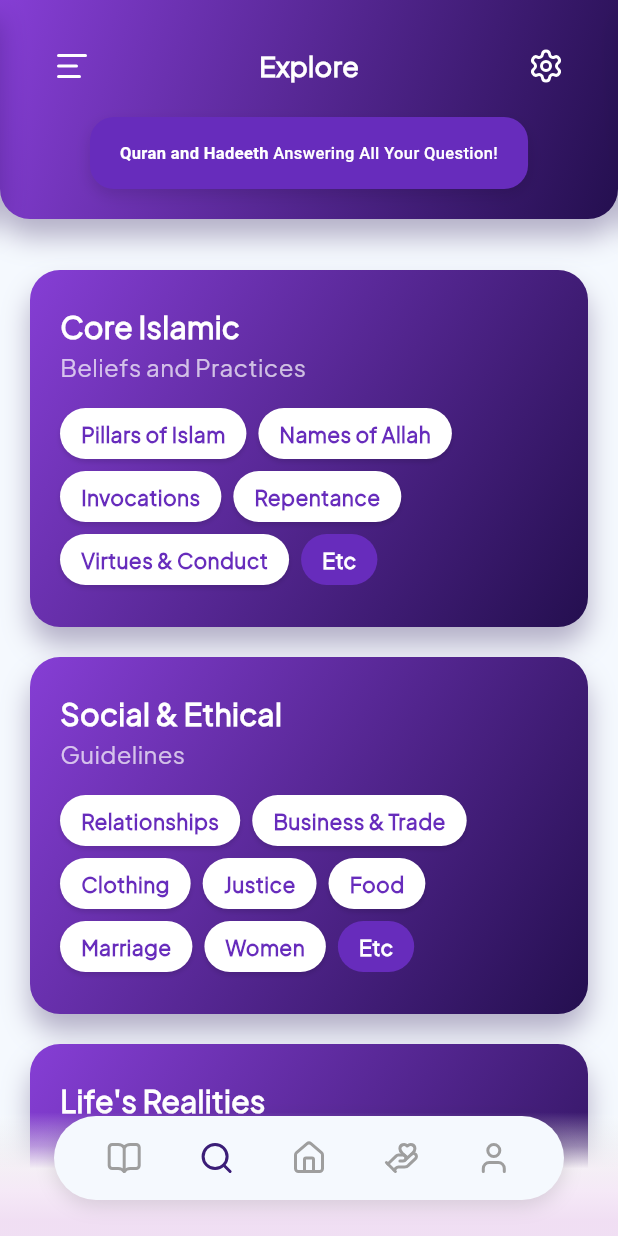
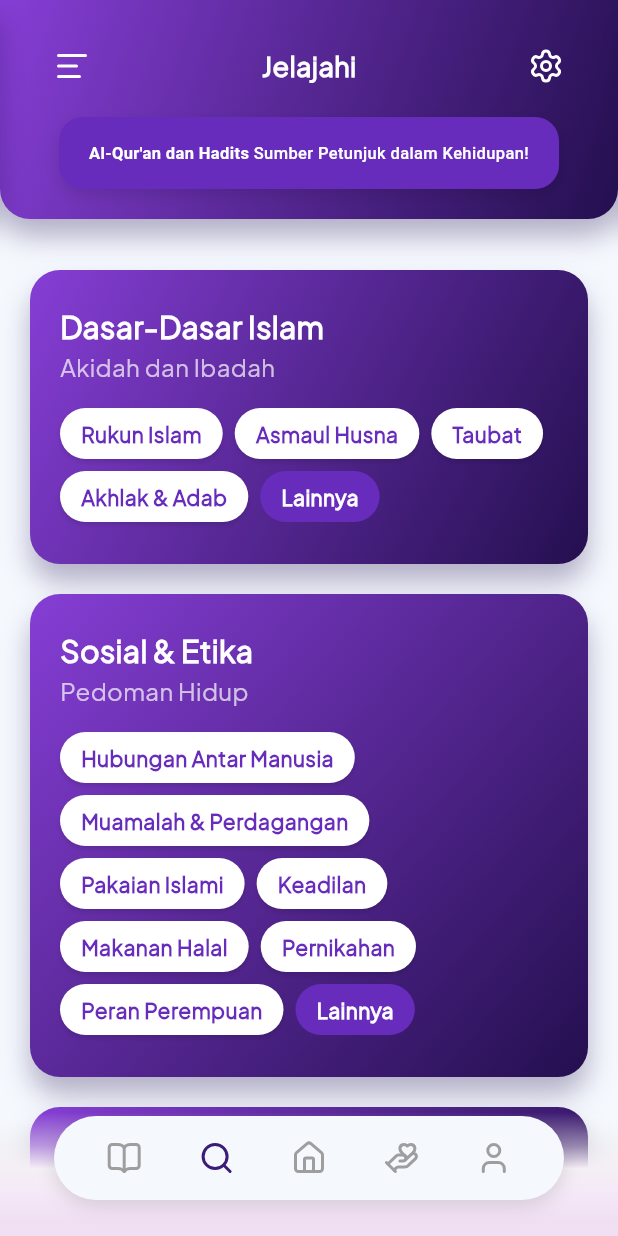
Before and after one commit to williamu04/InQuran, a Flutter app: the SearchScreen screen opened by its route, on a phone screen of 412 x 824 dp. Run offline on Flutter 3.47's test engine with Material 3 defaults, Android fonts, the phone set to English and light mode, and no system bars; our stand-ins replace auto_size_text, drift, flutter_compass, geocoding, geolocator, go_router and 8 more; missing offline and left inert: fuzzywuzzy, sqlite3; accounts and stored records are empty; generated files the repository leaves out were written again; network calls fail.

Commit message:
change contents to indonesia lang

```diff
--- a/lib/screens/duas.dart
+++ b/lib/screens/duas.dart
@@ -24,7 +24,7 @@ class DuasScreen extends StatelessWidget {
             // 🔹 Topbar
             TopBarUtility.buildPurpleTitleTopbar(
               context: context,
-              title: "Duas Collection",
+              title: "Koleksi Doa-Doa",
             ),
 
             // 🔹 Konten utama
@@ -58,7 +58,7 @@ class DuasScreen extends StatelessWidget {
                         padding: const EdgeInsets.symmetric(vertical: 16.0),
                         child: Center(
                           child: Text(
-                            "About \n$categoryName",
+                            "Tentang \n$categoryName",
                             textAlign: TextAlign.center,
                             style: const TextStyle(
                               fontSize: 36,
@@ -110,7 +110,7 @@ class DuasScreen extends StatelessWidget {
 
                                 // Sumber Surah
                                 Text(
-                                  "Surah ${dua.surah?.nameLatin ?? '-'} verse ${dua.ayah.ayahNumber}",
+                                  "Surah ${dua.surah?.nameLatin ?? '-'} ayat ${dua.ayah.ayahNumber}",
                                   style: const TextStyle(
                                     fontSize: 12,
                                     color: Color(0xff672CBC),
--- a/lib/screens/duas_list.dart
+++ b/lib/screens/duas_list.dart
@@ -49,7 +49,7 @@ class _DuasListScreenState extends State<DuasListScreen> {
           padding: EdgeInsets.symmetric(vertical: 20, horizontal: 24),
           child: TopBarUtility.buildDefaultTopBar(
             context: context,
-            title: "Duas From Quran",
+            title: "Koleksi Doa-Doa",
           ),
         ),
         Expanded(
@@ -123,7 +123,7 @@ class _DuasListScreenState extends State<DuasListScreen> {
                               mainAxisAlignment: MainAxisAlignment.center,
                               children: [
                                 Text(
-                                  "Duas About",
+                                  "Doa tentang",
                                   style: const TextStyle(
                                     color: Colors.white70,
                                     fontSize: 10,
--- a/lib/screens/explore.dart
+++ b/lib/screens/explore.dart
@@ -8,7 +8,7 @@ class ExploreScreen extends StatelessWidget {
     return SizedBox(
       width: double.infinity,
       height: double.infinity,
-      child: Column(children: [Center(child: Text("Explore"))]),
+      child: Column(children: [Center(child: Text("Jelajahi"))]),
     );
   }
 }
--- a/lib/screens/favorites.dart
+++ b/lib/screens/favorites.dart
@@ -11,7 +11,7 @@ class FavoriteScreen extends StatelessWidget {
       child : Column(
         children: [
           Center(
-            child: Text("Favorites")
+            child: Text("Favorit")
           )
         ],
       ),
--- a/lib/screens/login.dart
+++ b/lib/screens/login.dart
@@ -179,7 +179,7 @@ class _LoginFormState extends State<LoginForm> {
       child: GestureDetector(
         onTap: _handleForgetPassword,
         child: Text(
-          'Forget Password?',
+          'Lupa Password?',
           style: TextStyle(
             color: AppColors.textSecondary,
             fontSize: 14,
@@ -232,7 +232,7 @@ class _LoginFormState extends State<LoginForm> {
       mainAxisAlignment: MainAxisAlignment.center,
       children: [
         Text(
-          "Don't have account? ",
+          "Tidak memiliki akun? ",
           style: TextStyle(
             color: AppColors.textSecondary,
             fontSize: 14,
@@ -242,7 +242,7 @@ class _LoginFormState extends State<LoginForm> {
         GestureDetector(
           onTap: () => context.push(AppRoutes.signUp.path),
           child: const Text(
-            'Sign Up',
+            'Daftar',
             style: TextStyle(
               color: AppColors.primary,
               fontSize: 14,
--- a/lib/screens/search.dart
+++ b/lib/screens/search.dart
@@ -73,7 +73,7 @@ class SearchScreen extends StatelessWidget {
               children: [
                 ...chips.map((chip) => _buildChip(chip)),
                 _buildChip(
-                  'Etc',
+                  'Lainnya',
                   color: etcColor ?? const Color(0xFF672CBC),
                   textColor: Colors.white,
                 ),
@@ -99,7 +99,7 @@ class SearchScreen extends StatelessWidget {
             ),
             child: Column(
               children: [
-                TopBarUtility.buildDefaultTopBar(context:context, title: "Explore"),
+                TopBarUtility.buildDefaultTopBar(context:context, title: "Jelajahi"),
                 // Top bar spacing
                 const SizedBox(height: 10),
                 // Info Card
@@ -124,7 +124,7 @@ class SearchScreen extends StatelessWidget {
                     TextSpan(
                       children: [
                         TextSpan(
-                          text: 'Quran and Hadeeth',
+                          text: 'Al-Qur\'an dan Hadits',
                           style: TextStyle(
                             color: Colors.white,
                             fontWeight: FontWeight.bold,
@@ -132,7 +132,7 @@ class SearchScreen extends StatelessWidget {
                           ),
                         ),
                         TextSpan(
-                          text: ' Answering All Your Question!',
+                          text: ' Sumber Petunjuk dalam Kehidupan!',
                           style: TextStyle(
                             color: Colors.white,
                             fontWeight: FontWeight.w500,
@@ -156,37 +156,34 @@ class SearchScreen extends StatelessWidget {
                   children: [
                     const SizedBox(height: 24),
                     _buildCategoryCard(
-                      'Core Islamic',
-                      'Beliefs and Practices',
+                      'Dasar-Dasar Islam',
+                      'Akidah dan Ibadah',
                       [
-                        'Pillars of Islam',
-                        'Names of Allah',
-                        'Invocations',
-                        'Repentance',
-                        'Virtues & Conduct',
+                        'Rukun Islam',
+                        'Asmaul Husna',
+                        'Taubat',
+                        'Akhlak & Adab',
                       ],
                     ),
-                    _buildCategoryCard('Social & Ethical', 'Guidelines', [
-                      'Relationships',
-                      'Business & Trade',
-                      'Clothing',
-                      'Justice',
-                      'Food',
-                      'Marriage',
-                      'Women',
+                    _buildCategoryCard('Sosial & Etika', 'Pedoman Hidup', [
+                      'Hubungan Antar Manusia',
+                      'Muamalah & Perdagangan',
+                      'Pakaian Islami',
+                      'Keadilan',
+                      'Makanan Halal',
+                      'Pernikahan',
+                      'Peran Perempuan',
                     ]),
                     _buildCategoryCard(
-                      "Life's Realities",
-                      'and Beyond',
+                      "Hakikat Kehidupan",
+                      'dan Akhirat',
                       [
-                        'Science',
-                        'Plague',
-                        'Life Hereafter',
-                        'Death',
-                        'The Unseen',
-                        'Occult Practices & Magic',
+                        'Ilmu & Sains',
+                        'Kehidupan Akhirat',
+                        'Kematian',
+                        'Alam Ghaib',
                       ],
-                      etcColor: const Color(0xFF240F4F),
+                      // etcColor: const Color(0xFF240F4F),
                     ),
                     const SizedBox(height: 32),
                     // Add bottom padding to account for bottom navigation bar
--- a/lib/screens/surah.dart
+++ b/lib/screens/surah.dart
@@ -56,7 +56,7 @@ class _SurahScreenState extends State<SurahScreen> {
 
 
       setState(() {
-        title = "Reading Quran";
+        title = "Membaca Al-Qur'an";
         isLoading = false;
       });
     });
```
Also changed, not shown: lib/screens/home.dart (+23 -24 lines), lib/screens/profile.dart (+8 -8 lines), lib/screens/qibla.dart (+28 -2 lines), lib/screens/signup.dart (+20 -20 lines), lib/screens/surah_list.dart (+6 -6 lines), lib/screens/times.dart (+5 -5 lines).
